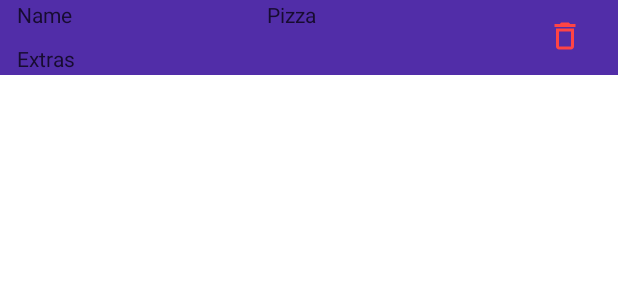
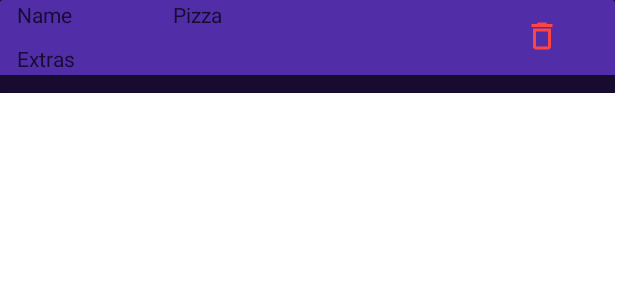
Before and after one commit to Lufthanse/Partyraumkasse, an Android app: the layout activity_pizza_item.xml on its own in the app's theme, with its tools: preview values and no code run, on a phone screen of 412 x 824 dp. Shown: the top 300 px of the screen. Run offline under Robolectric (Android 15) with nearby library versions, the phone set to English and light mode, and no system bars.

Commit message:
Hannes Pizzaliste (C)R(UD) fertig 27.06.2021

```diff
--- a/app/src/main/AndroidManifest.xml
+++ b/app/src/main/AndroidManifest.xml
@@ -8,7 +8,8 @@
         android:label="@string/app_name"
         android:roundIcon="@mipmap/ic_launcher_round"
         android:supportsRtl="true"
-        android:theme="@style/Theme.Partyraumkasse">
+        android:theme="@style/Theme.Partyraumkasse"
+        android:usesCleartextTraffic="true">
         <activity android:name=".Pizzaliste"></activity>
         <activity android:name=".Einkaufsliste" />
         <activity android:name=".Kalender" />
--- a/app/src/main/res/layout/activity_pizza_item.xml
+++ b/app/src/main/res/layout/activity_pizza_item.xml
@@ -3,26 +3,25 @@
     xmlns:app="http://schemas.android.com/apk/res-auto"
     xmlns:tools="http://schemas.android.com/tools"
     android:id="@+id/tv_extras"
-    android:layout_width="match_parent"
-    android:layout_height="match_parent">
+    android:layout_width="wrap_content"
+    android:layout_height="wrap_content"
+    android:background="#170C30">
 
     <androidx.cardview.widget.CardView
         android:id="@+id/cardView"
-        android:layout_width="match_parent"
-        android:layout_height="wrap_content"
+        android:layout_width="410dp"
+        android:layout_height="62dp"
+        android:background="#170C30"
+        app:cardBackgroundColor="#170C30"
         app:layout_constraintEnd_toEndOf="parent"
         app:layout_constraintStart_toStartOf="parent"
         app:layout_constraintTop_toTopOf="parent">
-
-    </androidx.cardview.widget.CardView>
 
         <RelativeLayout
             android:layout_width="match_parent"
             android:layout_height="wrap_content"
             android:background="#512DA8"
-        android:minHeight="50dp"
-        app:layout_constraintTop_toTopOf="@+id/cardView"
-        tools:layout_editor_absoluteX="1dp">
+            android:minHeight="50dp">
 
             <TextView
                 android:id="@+id/tv_name"
@@ -39,10 +38,10 @@
                 android:id="@+id/tv_pizza"
                 android:layout_width="wrap_content"
                 android:layout_height="wrap_content"
-            android:layout_marginStart="130dp"
-            android:layout_marginLeft="130dp"
-            android:layout_toEndOf="@+id/tv_name"
-            android:layout_toRightOf="@+id/tv_name"
+                android:layout_alignParentStart="true"
+                android:layout_alignParentLeft="true"
+                android:layout_marginStart="115dp"
+                android:layout_marginLeft="115dp"
                 android:text="Pizza"
                 android:textColor="#170C30" />
 
@@ -50,18 +49,19 @@
                 android:id="@+id/imageButton"
                 android:layout_width="37dp"
                 android:layout_height="32dp"
+                android:layout_alignParentStart="true"
+                android:layout_alignParentLeft="true"
                 android:layout_alignParentTop="true"
                 android:layout_alignParentEnd="true"
                 android:layout_alignParentRight="true"
-            android:layout_marginStart="134dp"
-            android:layout_marginLeft="134dp"
+                android:layout_marginStart="343dp"
+                android:layout_marginLeft="343dp"
                 android:layout_marginTop="8dp"
-            android:layout_marginEnd="3dp"
-            android:layout_marginRight="3dp"
-            android:layout_toEndOf="@+id/tv_pizza"
-            android:layout_toRightOf="@+id/tv_pizza"
+                android:layout_marginEnd="31dp"
+                android:layout_marginRight="31dp"
                 android:background="#512DA8"
-            app:srcCompat="@drawable/ic_delete" />
+                app:srcCompat="@drawable/ic_delete"
+                tools:ignore="VectorDrawableCompat" />
 
             <TextView
                 android:id="@+id/tv_extras2"
@@ -76,4 +76,6 @@
                 android:text="Extras"
                 android:textColor="#170C30" />
         </RelativeLayout>
+    </androidx.cardview.widget.CardView>
+
 </androidx.constraintlayout.widget.ConstraintLayout>
--- a/app/src/main/res/layout/activity_pizzaliste.xml
+++ b/app/src/main/res/layout/activity_pizzaliste.xml
@@ -2,8 +2,8 @@
 <androidx.constraintlayout.widget.ConstraintLayout xmlns:android="http://schemas.android.com/apk/res/android"
     xmlns:app="http://schemas.android.com/apk/res-auto"
     xmlns:tools="http://schemas.android.com/tools"
-    android:layout_width="match_parent"
-    android:layout_height="match_parent"
+    android:layout_width="wrap_content"
+    android:layout_height="wrap_content"
     android:background="#170C30"
     tools:context=".Pizzaliste">
 
```
Also changed, not shown: app/src/main/java/com/project/partyraumkasse/Pizzaliste.java (+38 -28 lines), app/src/main/java/com/project/partyraumkasse/RecyclerAdapterPizzaliste.java (+5 -4 lines). Lines whose indentation alone changed are shown as unchanged.
